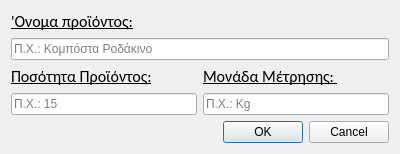
Combustiblemon/Hotel-internal-orders, file files/UI/addExtraItem.ui: the form before one commit.
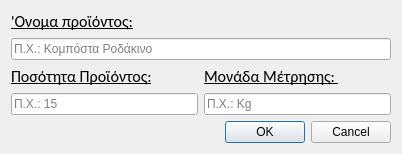
The form after the commit.

Commit message: added clear button changed the way the template is saved

```diff
--- a/files/UI/addExtraItem.ui
+++ b/files/UI/addExtraItem.ui
@@ -6,7 +6,7 @@
    <rect>
     <x>0</x>
     <y>0</y>
-    <width>400</width>
+    <width>402</width>
     <height>143</height>
    </rect>
   </property>
```
The commit also changes 2 other files.
